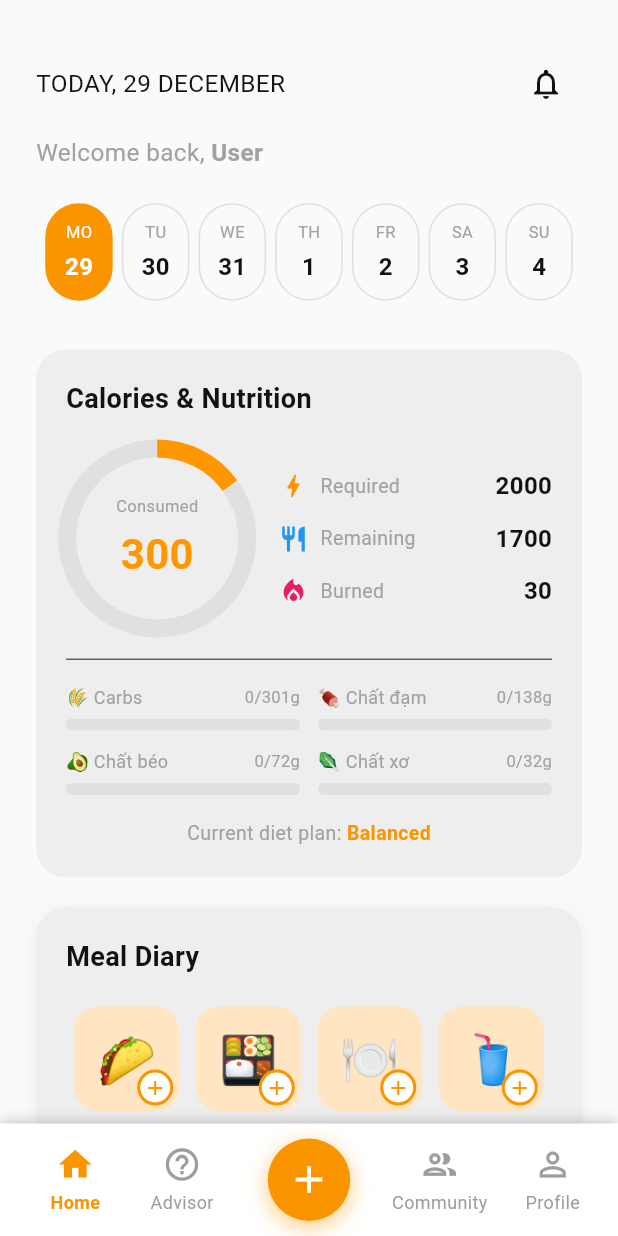
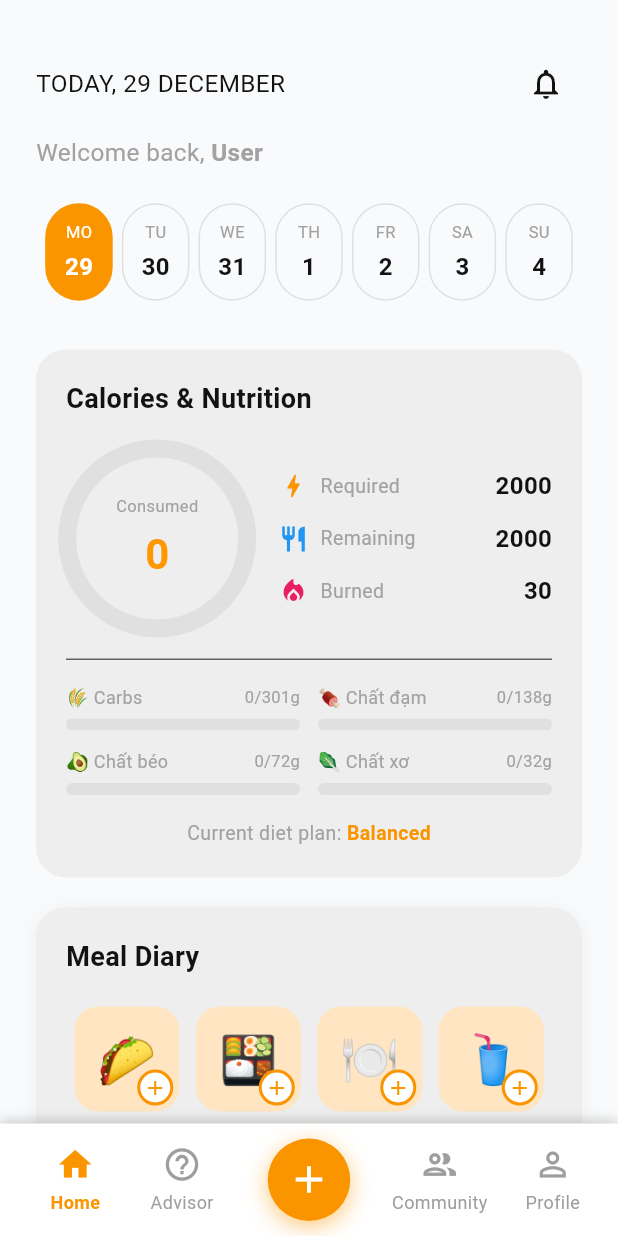
Before and after one commit to health-pal-uit/health-pal-mobile, a Flutter app: the HomeScreen screen opened by its route, on a phone screen of 412 x 824 dp. Run offline on Flutter 3.47's test engine with Material 3 defaults, Android fonts, the phone set to English and light mode, and no system bars; our stand-ins replace app_links, camera, dartz, dio, equatable, fl_chart and 11 more; accounts and stored records are empty; network calls fail.

Commit message:
feat(home): implement get daily log and show on home screen

```diff
--- a/lib/src/config/routes.dart
+++ b/lib/src/config/routes.dart
@@ -24,12 +24,16 @@ import 'package:da1/src/presentation/screens/auth/login_screen.dart';
 import 'package:da1/src/presentation/widgets/custom_bottom_nav.dart';
 import 'package:da1/src/data/repositories/fitness_profile_repository.dart';
 import 'package:da1/src/data/repositories/meal_repository.dart';
+import 'package:da1/src/data/repositories/daily_meal_repository.dart';
+import 'package:da1/src/data/repositories/daily_log_repository.dart';
 import 'package:flutter/material.dart';
 import 'package:go_router/go_router.dart';
 
 class AppRoutes {
   static FitnessProfileRepository? _fitnessProfileRepository;
   static MealRepository? _mealRepository;
+  static DailyMealRepository? _dailyMealRepository;
+  static DailyLogRepository? _dailyLogRepository;
 
   static void setFitnessProfileRepository(FitnessProfileRepository repository) {
     _fitnessProfileRepository = repository;
@@ -45,6 +49,22 @@ class AppRoutes {
 
   static MealRepository? getMealRepository() {
     return _mealRepository;
+  }
+
+  static void setDailyMealRepository(DailyMealRepository repository) {
+    _dailyMealRepository = repository;
+  }
+
+  static DailyMealRepository? getDailyMealRepository() {
+    return _dailyMealRepository;
+  }
+
+  static void setDailyLogRepository(DailyLogRepository repository) {
+    _dailyLogRepository = repository;
+  }
+
+  static DailyLogRepository? getDailyLogRepository() {
+    return _dailyLogRepository;
   }
 
   static final GoRouter router = GoRouter(
--- a/lib/src/presentation/screens/home/home_screen.dart
+++ b/lib/src/presentation/screens/home/home_screen.dart
@@ -25,12 +25,15 @@ class _HomeScreenState extends State<HomeScreen> {
   DateTime selectedDate = DateTime.now();
   double? tdeeKcal;
   bool isLoadingTdee = true;
+  Map<String, dynamic>? dailyLog;
+  bool isLoadingDailyLog = true;
 
   @override
   void initState() {
     super.initState();
     context.read<AuthBloc>().add(LoadCurrentUser());
     _loadFitnessProfile();
+    _loadDailyLog();
   }
 
   Future<void> _loadFitnessProfile() async {
@@ -87,6 +90,44 @@ class _HomeScreenState extends State<HomeScreen> {
     }
   }
 
+  Future<void> _loadDailyLog() async {
+    final repository = AppRoutes.getDailyLogRepository();
+    if (repository == null) {
+      return;
+    }
+
+    try {
+      // Format date as "DD-MM-YYYY" to match API endpoint
+      final dateStr =
+          '${selectedDate.day.toString().padLeft(2, '0')}-${selectedDate.month.toString().padLeft(2, '0')}-${selectedDate.year}';
+
+      final result = await repository.getDailyLog(dateStr);
+      result.fold(
+        (failure) {
+          if (mounted) {
+            setState(() {
+              isLoadingDailyLog = false;
+            });
+          }
+        },
+        (log) {
+          if (mounted) {
+            setState(() {
+              dailyLog = log;
+              isLoadingDailyLog = false;
+            });
+          }
+        },
+      );
+    } catch (e) {
+      if (mounted) {
+        setState(() {
+          isLoadingDailyLog = false;
+        });
+      }
+    }
+  }
+
   @override
   Widget build(BuildContext context) {
     final authState = context.watch<AuthBloc>().state;
@@ -111,7 +152,9 @@ class _HomeScreenState extends State<HomeScreen> {
               const SizedBox(height: 30),
               _buildKcalCard(),
               const SizedBox(height: 20),
-              const MealDiaryCard(),
+              MealDiaryCard(
+                dailyMeals: dailyLog?['daily_meals'] as List<dynamic>?,
+              ),
               const SizedBox(height: 20),
               _buildSmallCards(),
               const SizedBox(height: 30),
@@ -191,6 +234,7 @@ class _HomeScreenState extends State<HomeScreen> {
                   setState(() {
                     selectedDate = date;
                   });
+                  _loadDailyLog(); // Reload daily log for new date
                 },
                 child: Container(
                   width: 45,
@@ -244,8 +288,13 @@ class _HomeScreenState extends State<HomeScreen> {
   Widget _buildKcalCard() {
     // Use TDEE if available, otherwise fallback to default value
     final needed = tdeeKcal?.toInt() ?? 2000;
+
+    // Get consumed calories from daily log
+    final consumed =
+        dailyLog != null ? (dailyLog!['total_kcal_eaten'] ?? 0).toInt() : 0;
+
     return KcalCircularProgressCard(
-      consumed: 300,
+      consumed: consumed,
       needed: needed,
       exercise: 30,
     );
--- a/lib/src/presentation/widgets/home_items/meal_diary_card.dart
+++ b/lib/src/presentation/widgets/home_items/meal_diary_card.dart
@@ -3,7 +3,20 @@ import 'package:da1/src/config/theme/typography.dart';
 import 'package:flutter/material.dart';
 
 class MealDiaryCard extends StatelessWidget {
-  const MealDiaryCard({super.key});
+  final List<dynamic>? dailyMeals;
+
+  const MealDiaryCard({super.key, this.dailyMeals});
+
+  int _getMealCount(String mealType) {
+    if (dailyMeals == null) return 0;
+    return dailyMeals!
+        .where(
+          (meal) =>
+              meal['meal_type']?.toString().toLowerCase() ==
+              mealType.toLowerCase(),
+        )
+        .length;
+  }
 
   @override
   Widget build(BuildContext context) {
@@ -38,21 +51,25 @@ class MealDiaryCard extends StatelessWidget {
                 icon: '🌮',
                 label: 'Breakfast',
                 color: const Color(0xFFFFE5C2),
+                count: _getMealCount('breakfast'),
               ),
               _buildMealButton(
                 icon: '🍱',
                 label: 'Lunch',
                 color: const Color(0xFFFFE5C2),
+                count: _getMealCount('lunch'),
               ),
               _buildMealButton(
                 icon: '🍽️',
                 label: 'Dinner',
                 color: const Color(0xFFFFE5C2),
+                count: _getMealCount('dinner'),
               ),
               _buildMealButton(
                 icon: '🥤',
                 label: 'Snack',
                 color: const Color(0xFFFFE5C2),
+                count: _getMealCount('snack'),
               ),
             ],
           ),
@@ -96,6 +113,7 @@ class MealDiaryCard extends StatelessWidget {
     required String icon,
     required String label,
     required Color color,
+    required int count,
   }) {
     return Column(
       children: [
@@ -109,6 +127,26 @@ class MealDiaryCard extends StatelessWidget {
           child: Stack(
             children: [
               Center(child: Text(icon, style: const TextStyle(fontSize: 32))),
+              if (count > 0)
+                Positioned(
+                  top: 4,
+                  right: 4,
+                  child: Container(
+                    padding: const EdgeInsets.all(4),
+                    decoration: BoxDecoration(
+                      color: AppColors.primary,
+                      shape: BoxShape.circle,
+                    ),
+                    child: Text(
+                      count.toString(),
+                      style: const TextStyle(
+                        color: Colors.white,
+                        fontSize: 10,
+                        fontWeight: FontWeight.bold,
+                      ),
+                    ),
+                  ),
+                ),
               Positioned(
                 bottom: 4,
                 right: 4,
```
Also changed, not shown: lib/main.dart (+18 -0 lines), lib/src/data/datasources/daily_log_remote_data_source.dart (added, +30 -0 lines), lib/src/data/datasources/daily_meal_remote_data_source.dart (added, +47 -0 lines), lib/src/data/repositories/daily_log_repository.dart (added, +23 -0 lines), lib/src/data/repositories/daily_meal_repository.dart (added, +38 -0 lines), lib/src/presentation/screens/home/diet/meal_detail_screen.dart (+78 -13 lines).
